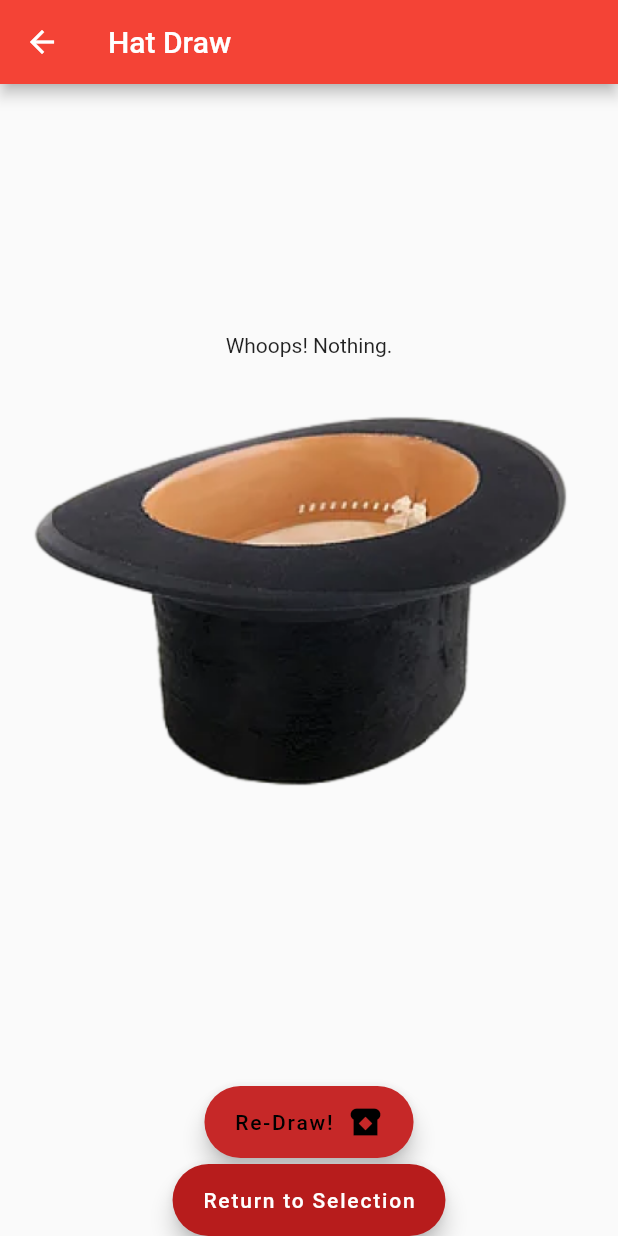
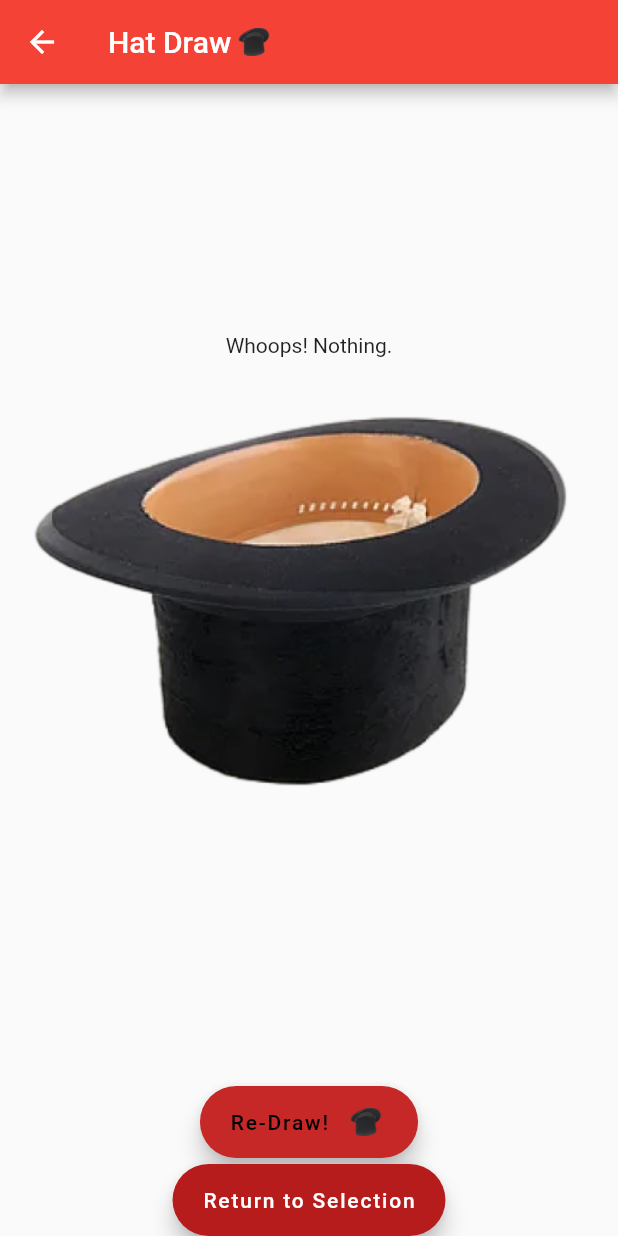
Before and after one commit to BrtWilson/hat_draw, a Flutter app: the screen it shows after launch, after a tap on "Repeat last Draw", on a phone screen of 412 x 824 dp. Run offline on Flutter 3.47's test engine with Material 2 defaults, Android fonts, the phone set to English and light mode, and no system bars.

Commit message:
HdwTitleBar added. Started working on overflow resolution (partially works)

```diff
--- a/lib/hdw_classes/draw_button.dart
+++ b/lib/hdw_classes/draw_button.dart
@@ -21,8 +21,10 @@ class DrawButton extends StatelessWidget {
           label: Row(
             children: [
               Text(buttonText),
-              const Icon(
-                Icons.breakfast_dining_sharp
+              const Image(
+                image: AssetImage('assets/tophat_icon.png'),
+                height: 30,
+                width: 30,
               ),
             ]
           ),
--- /dev/null
+++ b/lib/hdw_classes/hdw_title_bar.dart
@@ -0,0 +1,23 @@
+import 'package:flutter/cupertino.dart';
+
+import '../hdw_constants.dart';
+
+class HdwTitleBar extends StatelessWidget {
+  const HdwTitleBar({
+    Key? key,
+  }) : super(key: key);
+
+  @override
+  Widget build(BuildContext context) {
+    return Row(
+      children: const [
+        Text(HdwConstants.title),
+        Image(
+          image: AssetImage('assets/tophat_icon.png'),
+          height: 30,
+          width: 30,
+        ),
+      ],
+    );
+  }
+}
--- a/lib/hdw_classes/tiles/category_tile.dart
+++ b/lib/hdw_classes/tiles/deprecated/category_tile.dart
@@ -1,7 +1,6 @@
 import 'package:flutter/material.dart';
 import 'package:provider/provider.dart';
 import 'package:hat_draw_app/hdw_state.dart';
-import 'package:hat_draw_app/hdw_classes/tiles/new_category_tile.dart';
 
 class CategoryTile extends StatefulWidget {
   CategoryTile({
--- a/lib/hdw_classes/tiles/category_tile_holder.dart
+++ b/lib/hdw_classes/tiles/deprecated/category_tile_holder.dart
@@ -1,8 +1,8 @@
 import 'package:flutter/material.dart';
-import 'package:hat_draw_app/hdw_classes/tiles/current_selection_tile.dart';
-import 'package:hat_draw_app/hdw_classes/tiles/new_category_tile.dart';
+import 'package:hat_draw_app/hdw_classes/tiles/deprecated/new_category_tile.dart';
 
-import '../tiles/category_tile.dart';
+import 'category_tile.dart';
+import 'current_selection_tile.dart';
 
 class CategoryTileHolder extends StatelessWidget {
   CategoryTileHolder({
--- a/lib/hdw_classes/tiles/new_category_tile.dart
+++ b/lib/hdw_classes/tiles/deprecated/new_category_tile.dart
@@ -1,5 +1,5 @@
 import 'package:flutter/material.dart';
-import 'package:hat_draw_app/hdw_classes/tiles/category_tile.dart';
+import 'package:hat_draw_app/hdw_classes/tiles/deprecated/category_tile.dart';
 import 'package:provider/provider.dart';
 import 'package:hat_draw_app/hdw_state.dart';
 
--- a/lib/hdw_classes/tiles/hnew_tile.dart
+++ b/lib/hdw_classes/tiles/hnew_tile.dart
@@ -28,7 +28,7 @@ class HNewTile extends StatefulWidget {
 class NewTileState extends State<HNewTile> {
   @override
   Widget build(BuildContext context) {
-    double nonClickableWidth = 50.0;
+    double nonClickableWidth = 90.0;
     if (widget._isChild) nonClickableWidth += HdwConstants.tileWidthRedux;
     double clickableWidth = MediaQuery.of(context).size.width - nonClickableWidth;
 
--- a/lib/hdw_constants.dart
+++ b/lib/hdw_constants.dart
@@ -7,7 +7,7 @@ class HdwConstants {
   static const String title = "Hat Draw";
 
   static const String currentSelection = " Current Selection ";
-  static const double tileHeight = 50.0;
+  static const double tileHeight = 60.0;
   static const double tileWidthRedux = 30.0;
   static const double fontSize = 18.0;
 
@@ -20,4 +20,5 @@ class HdwConstants {
   static const String clistArg = 'itemsList';
 
   static double stdTileWidth(BuildContext context) { return MediaQuery.of(context).size.width - 32.0;}
+  static double stdTextWidth(BuildContext context) { return MediaQuery.of(context).size.width - 122.0; }
 }
--- a/lib/main.dart
+++ b/lib/main.dart
@@ -1,7 +1,7 @@
 import 'package:flutter/material.dart';
 import 'package:hat_draw_app/hdw_constants.dart';
 import 'package:provider/provider.dart';
-import 'package:hat_draw_app/hdw_classes/tiles/category_tile.dart';
+import 'package:hat_draw_app/hdw_classes/tiles/deprecated/category_tile.dart';
 import 'package:hat_draw_app/hdw_classes/draw_button.dart';
 import 'package:hat_draw_app/pages/categories_page.dart';
 import 'package:hat_draw_app/pages/draw_page.dart';
--- a/lib/pages/draw_page.dart
+++ b/lib/pages/draw_page.dart
@@ -2,6 +2,8 @@ import 'dart:math';
 import 'package:flutter/material.dart';
 import 'package:hat_draw_app/hdw_classes/draw_button.dart';
 import 'package:hat_draw_app/hdw_constants.dart';
+
+import '../hdw_classes/hdw_title_bar.dart';
 
 class DrawPage extends StatelessWidget {
   const DrawPage({super.key});
@@ -20,7 +22,7 @@ class DrawPage extends StatelessWidget {
 
     return Scaffold(
         appBar: AppBar(
-          title: const Text("Hat Draw"),
+          title: const HdwTitleBar(),
         ),
         body: Column(
           children: [
--- a/lib/pages/init_page.dart
+++ b/lib/pages/init_page.dart
@@ -2,6 +2,8 @@ import 'package:flutter/material.dart';
 import 'package:hat_draw_app/hdw_constants.dart';
 import 'package:hat_draw_app/hdw_state.dart';
 import 'package:provider/provider.dart';
+
+import '../hdw_classes/hdw_title_bar.dart';
 
 class InitPage extends StatelessWidget {
   const InitPage({super.key});
@@ -12,16 +14,7 @@ class InitPage extends StatelessWidget {
 
     return Scaffold(
         appBar: AppBar(
-          title: Row(
-            children: const [
-              Text(HdwConstants.title),
-              Image(
-                image: AssetImage('assets/tophat_icon.png'),
-                height: 30,
-                width: 30,
-              ),
-            ],
-          )
+          title: const HdwTitleBar(),
         ),
         body: Column(
           children: [
--- a/lib/pages/items_page.dart
+++ b/lib/pages/items_page.dart
@@ -4,6 +4,8 @@ import 'package:hat_draw_app/hdw_constants.dart';
 import 'package:provider/provider.dart';
 import 'package:hat_draw_app/hdw_classes/draw_button.dart';
 import 'package:hat_draw_app/hdw_state.dart';
+
+import '../hdw_classes/hdw_title_bar.dart';
 
 class ItemsPage extends StatelessWidget {
   ItemsPage({super.key});
@@ -23,7 +25,7 @@ class ItemsPage extends StatelessWidget {
 
     return Scaffold(
         appBar: AppBar(
-          title: const Text(HdwConstants.title),
+          title: const HdwTitleBar(),
         ),
         body: ItemsPageContent(catName: catName, catItems: itemList, ),
     );
```
Also changed, not shown: lib/hdw_classes/tiles/hdw_tile.dart (+6 -2 lines), lib/pages/categories_page.dart (+6 -6 lines), lib/hdw_classes/tiles/deprecated/current_selection_tile.dart (renamed from lib/hdw_classes/tiles/current_selection_tile.dart).
